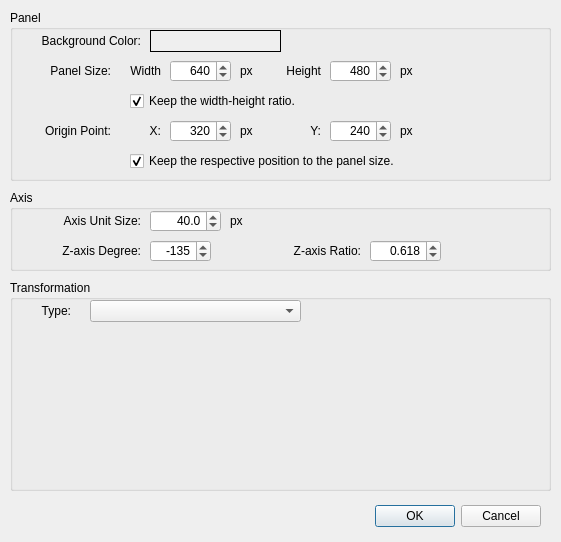
First picture: the form in FigureItNow7/finUiGraphConfigDlg.ui, repository yuylong/FigureItNow, before the edit.
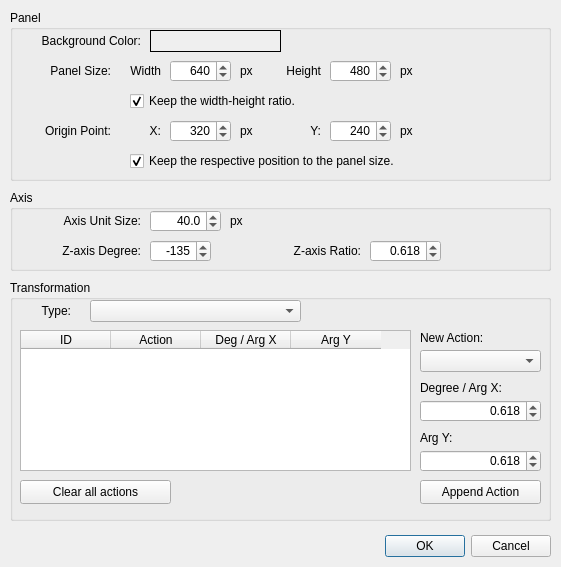
Second picture: the form after the edit. The open tabs and pages were chosen to show the change. Custom widgets are drawn as their Qt base class.

Commit message: Add layout design for transform AFFINE in graph config dialog.

```diff
--- a/FigureItNow7/finUiGraphConfigDlg.ui
+++ b/FigureItNow7/finUiGraphConfigDlg.ui
@@ -7,7 +7,7 @@
     <x>0</x>
     <y>0</y>
     <width>561</width>
-    <height>542</height>
+    <height>567</height>
    </rect>
   </property>
   <property name="windowTitle">
@@ -16,8 +16,8 @@
   <widget class="QDialogButtonBox" name="buttonBox">
    <property name="geometry">
     <rect>
-     <x>200</x>
-     <y>500</y>
+     <x>210</x>
+     <y>530</y>
      <width>341</width>
      <height>32</height>
     </rect>
@@ -533,7 +533,7 @@
      <x>10</x>
      <y>280</y>
      <width>541</width>
-     <height>211</height>
+     <height>241</height>
     </rect>
    </property>
    <property name="title">
@@ -545,7 +545,7 @@
       <x>10</x>
       <y>50</y>
       <width>521</width>
-      <height>151</height>
+      <height>181</height>
      </rect>
     </property>
     <property name="currentIndex">
@@ -656,7 +656,184 @@
       </property>
      </widget>
     </widget>
-    <widget class="QWidget" name="stpTransArgAffine"/>
+    <widget class="QWidget" name="stpTransArgAffine">
+     <widget class="QTableWidget" name="tbwTransAffineActList">
+      <property name="geometry">
+       <rect>
+        <x>0</x>
+        <y>0</y>
+        <width>391</width>
+        <height>141</height>
+       </rect>
+      </property>
+      <property name="columnCount">
+       <number>4</number>
+      </property>
+      <attribute name="horizontalHeaderDefaultSectionSize">
+       <number>90</number>
+      </attribute>
+      <column>
+       <property name="text">
+        <string>ID</string>
+       </property>
+      </column>
+      <column>
+       <property name="text">
+        <string>Action</string>
+       </property>
+      </column>
+      <column>
+       <property name="text">
+        <string>Deg / Arg X</string>
+       </property>
+      </column>
+      <column>
+       <property name="text">
+        <string>Arg Y</string>
+       </property>
+      </column>
+     </widget>
+     <widget class="QLabel" name="lblTransAffineNewActTitle">
+      <property name="geometry">
+       <rect>
+        <x>400</x>
+        <y>0</y>
+        <width>121</width>
+        <height>16</height>
+       </rect>
+      </property>
+      <property name="text">
+       <string>New Action:</string>
+      </property>
+      <property name="alignment">
+       <set>Qt::AlignLeading|Qt::AlignLeft|Qt::AlignVCenter</set>
+      </property>
+     </widget>
+     <widget class="QComboBox" name="cmbTransAffineNewAct">
+      <property name="geometry">
+       <rect>
+        <x>400</x>
+        <y>20</y>
+        <width>121</width>
+        <height>22</height>
+       </rect>
+      </property>
+     </widget>
+     <widget class="QLabel" name="lblTransAffineArgXTitle">
+      <property name="geometry">
+       <rect>
+        <x>400</x>
+        <y>50</y>
+        <width>121</width>
+        <height>16</height>
+       </rect>
+      </property>
+      <property name="text">
+       <string>Degree / Arg X:</string>
+      </property>
+      <property name="alignment">
+       <set>Qt::AlignLeading|Qt::AlignLeft|Qt::AlignVCenter</set>
+      </property>
+     </widget>
+     <widget class="QDoubleSpinBox" name="dsbTransAffineArgX">
+      <property name="geometry">
+       <rect>
+        <x>400</x>
+        <y>70</y>
+        <width>121</width>
+        <height>22</height>
+       </rect>
+      </property>
+      <property name="alignment">
+       <set>Qt::AlignRight|Qt::AlignTrailing|Qt::AlignVCenter</set>
+      </property>
+      <property name="decimals">
+       <number>3</number>
+      </property>
+      <property name="minimum">
+       <double>0.001000000000000</double>
+      </property>
+      <property name="maximum">
+       <double>5.000000000000000</double>
+      </property>
+      <property name="singleStep">
+       <double>0.100000000000000</double>
+      </property>
+      <property name="value">
+       <double>0.618000000000000</double>
+      </property>
+     </widget>
+     <widget class="QLabel" name="lblTransAffineArgYTitle">
+      <property name="geometry">
+       <rect>
+        <x>400</x>
+        <y>100</y>
+        <width>121</width>
+        <height>16</height>
+       </rect>
+      </property>
+      <property name="text">
+       <string>Arg Y:</string>
+      </property>
+      <property name="alignment">
+       <set>Qt::AlignLeading|Qt::AlignLeft|Qt::AlignVCenter</set>
+      </property>
+     </widget>
+     <widget class="QDoubleSpinBox" name="dsbTransAffineArgY">
+      <property name="geometry">
+       <rect>
+        <x>400</x>
+        <y>120</y>
+        <width>121</width>
+        <height>22</height>
+       </rect>
+      </property>
+      <property name="alignment">
+       <set>Qt::AlignRight|Qt::AlignTrailing|Qt::AlignVCenter</set>
+      </property>
+      <property name="decimals">
+       <number>3</number>
+      </property>
+      <property name="minimum">
+       <double>0.001000000000000</double>
+      </property>
+      <property name="maximum">
+       <double>5.000000000000000</double>
+      </property>
+      <property name="singleStep">
+       <double>0.100000000000000</double>
+      </property>
+      <property name="value">
+       <double>0.618000000000000</double>
+      </property>
+     </widget>
+     <widget class="QPushButton" name="pbTransAffineAppendAct">
+      <property name="geometry">
+       <rect>
+        <x>400</x>
+        <y>150</y>
+        <width>121</width>
+        <height>24</height>
+       </rect>
+      </property>
+      <property name="text">
+       <string>Append Action</string>
+      </property>
+     </widget>
+     <widget class="QPushButton" name="pbTransAffineReset">
+      <property name="geometry">
+       <rect>
+        <x>0</x>
+        <y>150</y>
+        <width>151</width>
+        <height>24</height>
+       </rect>
+      </property>
+      <property name="text">
+       <string>Clear all actions</string>
+      </property>
+     </widget>
+    </widget>
    </widget>
    <widget class="QLabel" name="lblTransformTypeTitle">
     <property name="geometry">
```
Left out of the diff: 12 changed lines with no effect on the pictures.
